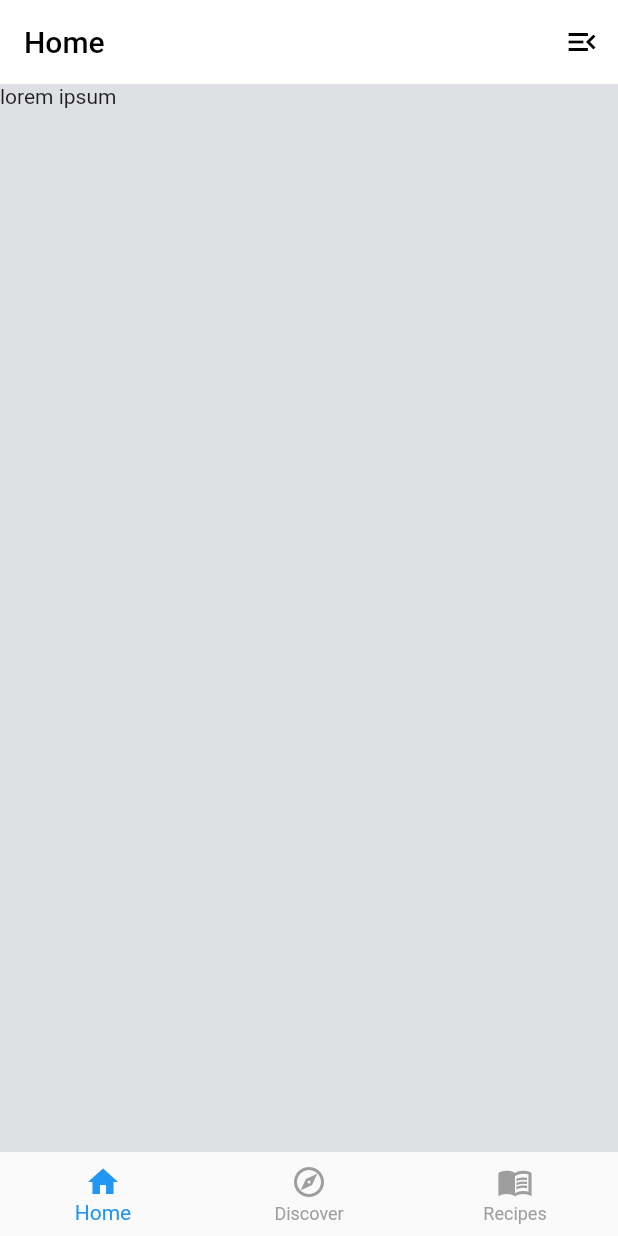
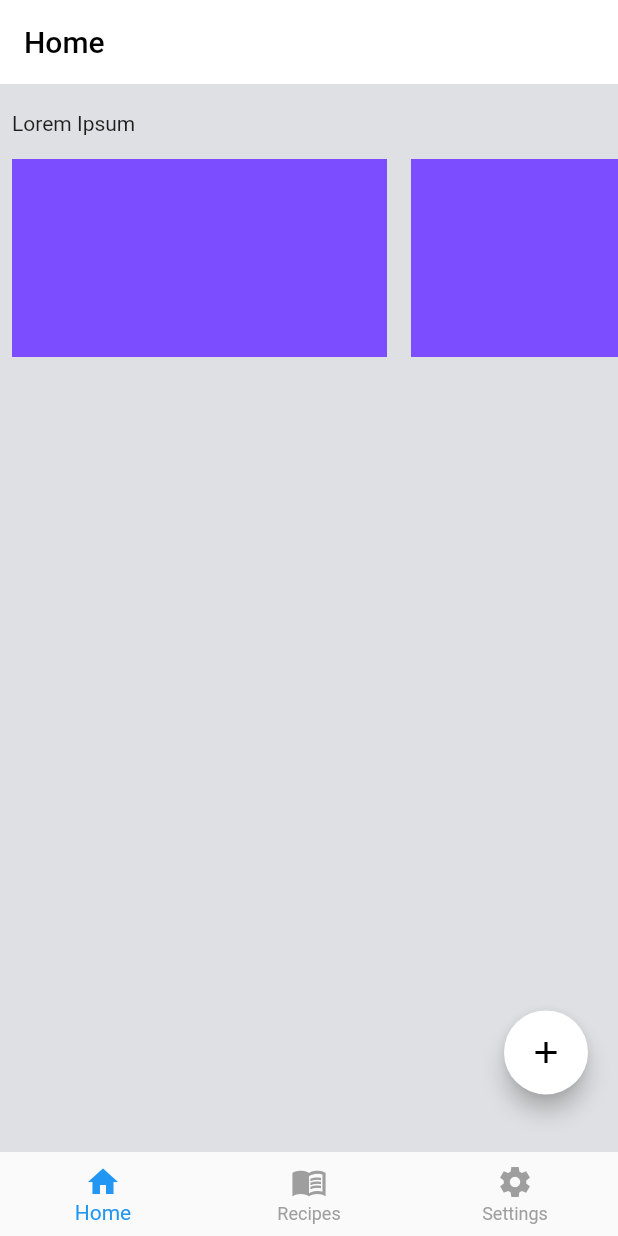
Before and after one commit to shavar67/nutri, a Flutter app: the screen it shows once a user with an empty profile is signed in, on a phone screen of 412 x 824 dp. Run offline on Flutter 3.47's test engine with Material 2 defaults, Android fonts, the phone set to English and light mode, and no system bars; drawn by our look-alikes of auto_size_text, liquid_pull_to_refresh; our stand-ins replace firebase_auth, firebase_core, flutter_easyloading, logger, shared_preferences, shimmer; accounts and stored records are empty.

Commit message:
implemented a new shimmer loading ui, working on creating a recipe entry form

```diff
--- a/lib/screens/mobile/mobile_view.dart
+++ b/lib/screens/mobile/mobile_view.dart
@@ -6,7 +6,6 @@ import 'package:nuclear/theme/styles.dart';
 import 'package:nuclear/utils/mobile_navitem_util.dart';
 import 'package:provider/provider.dart';
 
-import '../../constants/route_constants.dart';
 import '../../provider/theme_provider.dart';
 
 class MobileView extends StatefulWidget {
@@ -27,11 +26,7 @@ class _MobileViewState extends State<MobileView> {
   int _selectedIndex = 0;
   final GlobalKey<LiquidPullToRefreshState> _refreshIndicatorKey =
       GlobalKey<LiquidPullToRefreshState>();
-  final _titles = [
-    'Home',
-    'Discover',
-    'Recipes',
-  ];
+  final _titles = ['Home', 'Recipes', 'Settings'];
 
   @override
   void initState() {
@@ -67,20 +62,7 @@ class _MobileViewState extends State<MobileView> {
                     ? Styles.white
                     : Styles.defaultDarkModeBg),
           ),
-            actions: [
-              Padding(
-                padding: const EdgeInsets.all(12.0),
-                child: GestureDetector(
-                  child: Icon(Icons.menu_open_sharp,
-                      color: themeProvider.getDarkTheme
-                          ? Styles.white
-                          : Styles.defaultDarkModeBg),
-                  onTap: () async {
-                    await Navigator.of(context).pushNamed(settingsRoute);
-                  },
         ),
-              )
-            ]),
         bottomNavigationBar: BottomNavigationBar(
             elevation: 0,
             currentIndex: _selectedIndex,
@@ -97,9 +79,9 @@ class _MobileViewState extends State<MobileView> {
               BottomNavigationBarItem(
                   label: _titles[0], icon: const Icon(Icons.home)),
               BottomNavigationBarItem(
-                  icon: const Icon(Icons.explore_outlined), label: _titles[1]),
+                  icon: const Icon(Icons.menu_book_sharp), label: _titles[1]),
               BottomNavigationBarItem(
-                  icon: const Icon(Icons.menu_book_sharp), label: _titles[2]),
+                  icon: const Icon(Icons.settings_sharp), label: _titles[2]),
             ]));
   }
 
--- /dev/null
+++ b/lib/screens/mobile/proto_create_recipe.dart
@@ -0,0 +1,166 @@
+import 'dart:ui';
+
+import 'package:auto_size_text/auto_size_text.dart';
+import 'package:flutter/material.dart';
+import 'package:logger/logger.dart';
+import 'package:nuclear/provider/theme_provider.dart';
+import 'package:nuclear/theme/styles.dart';
+import 'package:nuclear/widgets/mobile/category_list.dart';
+import 'package:provider/provider.dart';
+
+class CreateRecipeView extends StatefulWidget {
+  const CreateRecipeView({Key? key}) : super(key: key);
+
+  @override
+  State<CreateRecipeView> createState() => _CreateRecipeViewState();
+}
+
+class _CreateRecipeViewState extends State<CreateRecipeView>
+    with SingleTickerProviderStateMixin {
+  late final _animatedCpntroller;
+  bool _tapped = false;
+  final double _defaultHeight = -1000;
+  Logger logger = Logger(printer: PrettyPrinter());
+  @override
+  void initState() {
+    _animatedCpntroller = AnimationController(
+        vsync: this, duration: const Duration(milliseconds: 450));
+    super.initState();
+  }
+
+  @override
+  Widget build(BuildContext context) {
+    final Size size = MediaQuery.of(context).size;
+    final themeProvider = context.watch<ThemeProvider>();
+    return Stack(
+      children: [
+        Positioned(
+            top: 0,
+            child: SingleChildScrollView(
+              child: Column(
+                crossAxisAlignment: CrossAxisAlignment.start,
+                children: [
+                  const SizedBox(height: 10),
+                  const Padding(
+                    padding: EdgeInsets.all(8.0),
+                    child: Text('Lorem Ipsum'),
+                  ),
+                  SizedBox(
+                      width: size.width,
+                      height: size.height * 0.18,
+                      child: const Padding(
+                          padding: EdgeInsets.symmetric(vertical: 8),
+                          child: MobileCategoryList()))
+                ],
+              ),
+            )),
+        _tapped
+            ? const Positioned(
+                bottom: 0,
+                child: SizedBox(),
+              )
+            : Positioned(
+                bottom: size.height * 0.1,
+                right: 20,
+                child: Padding(
+                  padding: const EdgeInsets.only(bottom: 12.0),
+                  child: FloatingActionButton(
+                    backgroundColor: themeProvider.getDarkTheme
+                        ? Styles.greyShade900
+                        : Styles.white,
+                    child: AnimatedIcon(
+                      color: themeProvider.getDarkTheme
+                          ? Styles.lightBgColor
+                          : Styles.defaultDarkModeBg,
+                      icon: _tapped
+                          ? AnimatedIcons.close_menu
+                          : AnimatedIcons.add_event,
+                      progress: _animatedCpntroller,
+                    ),
+                    onPressed: () {
+                      invokeEntry();
+                    },
+                  ),
+                )),
+        _tapped
+            ? AnimatedPositioned(
+                duration: const Duration(milliseconds: 500),
+                bottom: _tapped ? size.height * 0.25 : _defaultHeight,
+                left: size.width * 0.0275,
+                child: BackdropFilter(
+                  filter: ImageFilter.blur(sigmaX: 10, sigmaY: 10),
+                  child: Container(
+                      width: size.width * 0.95,
+                      height: size.height * 0.60,
+                      color: themeProvider.getDarkTheme
+                          ? Styles.greyShade900
+                          : Styles.white,
+                      child: Column(
+                        children: [
+                          const SizedBox(height: 20),
+                          const Text('Recipe'),
+                          const SizedBox(height: 50),
+                          const Spacer(),
+                          Row(
+                            mainAxisAlignment: MainAxisAlignment.center,
+                            children: [
+                              OutlinedButton.icon(
+                                style: ButtonStyle(
+                                    backgroundColor: MaterialStateProperty.all(
+                                        Colors.black)),
+                                icon: const Icon(Icons.close,
+                                    color: Colors.white),
+                                onPressed: () {
+                                  invokeEntry();
+                                },
+                                label: const Padding(
+                                  padding: EdgeInsets.all(8.0),
+                                  child: AutoSizeText(
+                                    'Dismiss',
+                                    style: TextStyle(color: Colors.white),
+                                  ),
+                                ),
+                              ),
+                              const SizedBox(width: 20),
+                              OutlinedButton.icon(
+                                style: ButtonStyle(
+                                    backgroundColor: MaterialStateProperty.all(
+                                        Styles.defaultDarkModeBg)),
+                                onPressed: () {
+                                  invokeEntry();
+                                },
+                                icon: const Icon(Icons.add_task_outlined,
+                                    color: Colors.white),
+                                label: const Padding(
+                                  padding: EdgeInsets.all(8.0),
+                                  child: AutoSizeText(
+                                    'Submit',
+                                    style: TextStyle(color: Colors.white),
+                                  ),
+                                ),
+                              ),
+                            ],
+                          ),
+                          const SizedBox(height: 10)
+                        ],
+                      )),
+                ))
+            : AnimatedPositioned(
+                duration: const Duration(milliseconds: 500),
+                bottom: _tapped ? size.height * 0.25 : _defaultHeight,
+                left: size.width * 0.0275,
+                child: SizedBox(
+                  width: size.width * 0.95,
+                  height: size.height * 0.45,
+                )),
+      ],
+    );
+  }
+
+  void invokeEntry() {
+    setState(() {
+      _tapped = !_tapped;
+      logger.i(_tapped);
+    });
+  }
+}
--- a/lib/utils/mobile_navitem_util.dart
+++ b/lib/utils/mobile_navitem_util.dart
@@ -1,29 +1,25 @@
 import 'package:flutter/material.dart';
-import 'package:nuclear/screens/mobile/create_recipe_view.dart';
 import 'package:nuclear/screens/mobile/mobile_feed.dart';
+import 'package:nuclear/screens/mobile/proto_create_recipe.dart';
+import 'package:nuclear/screens/shared/settings_responsive.dart';
 
 class NavSwitcher {
   static Widget switchWidgetCases(int cases) {
     switch (cases) {
       case 0:
         {
-          return const MobileFeed();
+          return const CreateRecipeView();
         }
 
       case 1:
         {
-          return Container(
-            child: const Center(
-              child: Text('Discovery new recipes'),
-            ),
-          );
+          return const MobileFeed();
         }
 
       case 2:
         {
-          return const CreateRecipeView();
+          return const Preference();
         }
-
       default:
         return const MobileFeed();
     }
--- /dev/null
+++ b/lib/widgets/mobile/category_list.dart
@@ -0,0 +1,22 @@
+import 'package:flutter/material.dart';
+
+class MobileCategoryList extends StatelessWidget {
+  const MobileCategoryList({Key? key}) : super(key: key);
+
+  @override
+  Widget build(BuildContext context) {
+    return ListView.builder(
+        scrollDirection: Axis.horizontal,
+        itemCount: 5,
+        itemBuilder: (context, index) {
+          return Padding(
+              padding: const EdgeInsets.symmetric(horizontal: 8),
+              child: Container(
+                  clipBehavior: Clip.antiAlias,
+                  decoration: const BoxDecoration(
+                    color: Colors.deepPurpleAccent,
+                  ),
+                  width: 250));
+        });
+  }
+}
```
Also changed, not shown: lib/screens/mobile/create_recipe_view.dart (deleted, +0 -44 lines), lib/screens/mobile/mobile_feed.dart (+59 -5 lines), lib/screens/shared/settings_responsive.dart (+2 -25 lines). Lines whose indentation alone changed are shown as unchanged.
